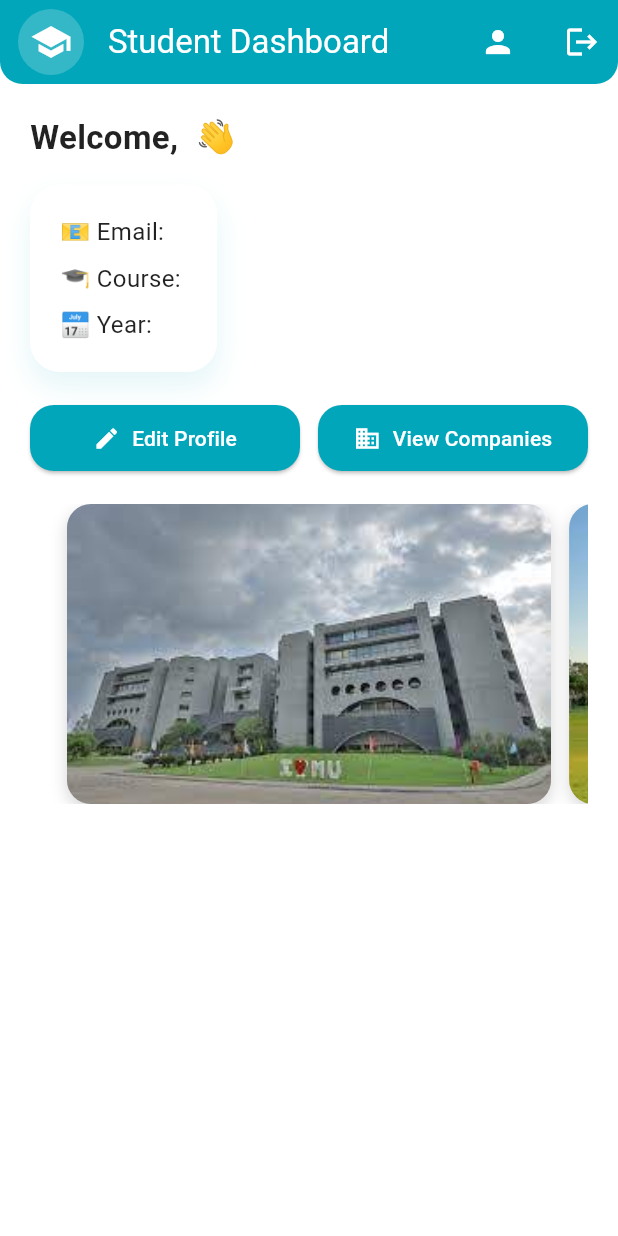
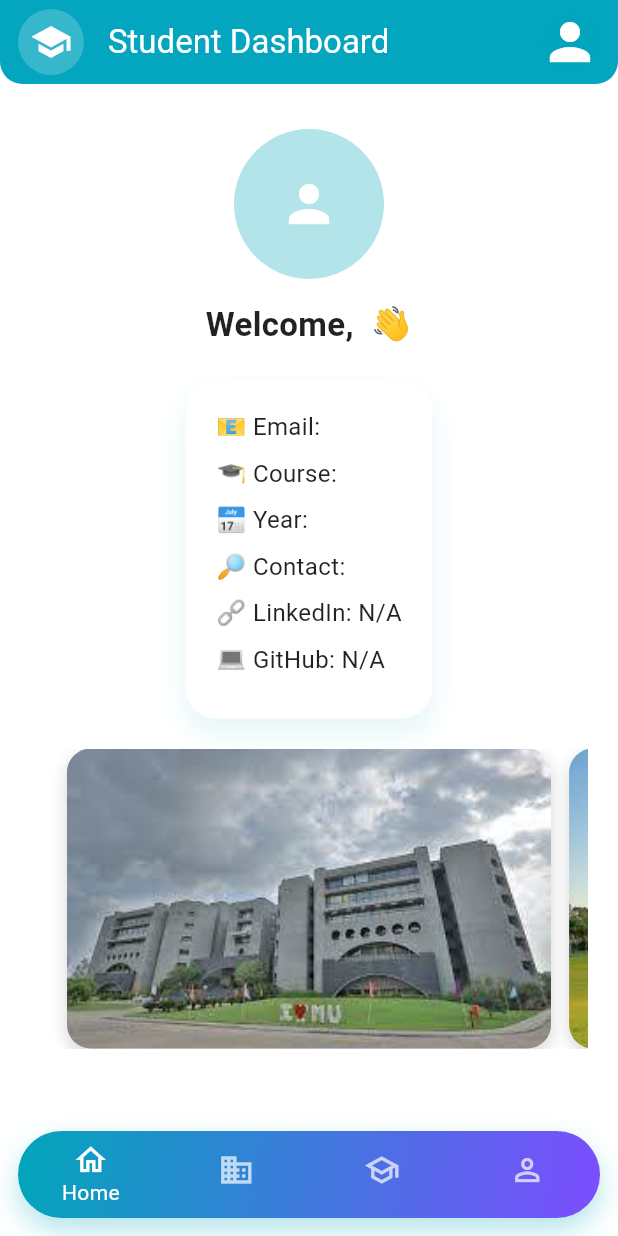
Before and after one commit to bhargavlimbani/mu_career_path, a Flutter app: the StudentDashboard screen opened by its route, on a phone screen of 412 x 824 dp. Run offline on Flutter 3.47's test engine with Material 3 defaults, Android fonts, the light colour scheme and no system bars; our stand-ins replace cloud_firestore, firebase_auth, firebase_core, firebase_storage, image_picker, open_filex and 1 more; accounts and stored records are empty.

Commit message:
bottom navigator changes

```diff
--- a/lib/screens/student_dashboard.dart
+++ b/lib/screens/student_dashboard.dart
@@ -2,6 +2,7 @@ import 'dart:async';
 import 'package:flutter/material.dart';
 import 'package:firebase_auth/firebase_auth.dart';
 import 'package:cloud_firestore/cloud_firestore.dart';
+import 'package:url_launcher/url_launcher.dart';
 import 'package:mu_career_pat_offline/services/auth_service.dart';
 import 'login_screen.dart';
 import 'edit_profile_screen.dart';
@@ -21,13 +22,14 @@ class _StudentDashboardState extends State<StudentDashboard> {
 
   Map<String, dynamic>? userData;
   bool _loading = true;
+  int _selectedIndex = 0;
 
-  // Carousel variables
   final List<String> photoAssets = [
     "assets/1.jpeg",
     "assets/7.jpeg",
-    "assets/13.jpeg",
+    "assets/13.jpg",
   ];
+
   late PageController _pageController;
   int _currentPage = 0;
   Timer? _timer;
@@ -38,12 +40,10 @@ class _StudentDashboardState extends State<StudentDashboard> {
     _fetchUserData();
 
     _pageController = PageController(initialPage: 0, viewportFraction: 0.9);
-
-    // Circular auto-scroll
     _timer = Timer.periodic(const Duration(seconds: 3), (timer) {
       if (!mounted) return;
       if (_pageController.hasClients) {
-        _currentPage = (_currentPage + 1) % photoAssets.length; // circular
+        _currentPage = (_currentPage + 1) % photoAssets.length;
         _pageController.animateToPage(
           _currentPage,
           duration: const Duration(milliseconds: 500),
@@ -95,97 +95,60 @@ class _StudentDashboardState extends State<StudentDashboard> {
     }
   }
 
-  Widget _buildProfileAvatar() {
-    final photoPath = userData?['photoPath'];
+  Widget _buildProfileAvatar({double radius = 45}) {
+    final photoUrl = userData?['photoUrl'];
     final imageProvider =
-    photoPath != null && photoPath.isNotEmpty ? NetworkImage(photoPath) : null;
+        (photoUrl != null && photoUrl.isNotEmpty) ? NetworkImage(photoUrl) : null;
 
-    return GestureDetector(
-      onTap: () async {
-        if (userData != null) {
-          final result = await Navigator.push(
-            context,
-            MaterialPageRoute(
-              builder: (_) => EditProfileScreen(userData: userData!),
-            ),
-          );
-          if (result == true) _fetchUserData();
-        }
-      },
-      child: CircleAvatar(
-        radius: 20,
+    return CircleAvatar(
+      radius: radius,
       backgroundColor: AppTheme.primaryColor.withOpacity(0.3),
       backgroundImage: imageProvider,
-        child: imageProvider == null ? const Icon(Icons.person) : null,
-      ),
+      child: imageProvider == null
+          ? const Icon(Icons.person, color: Colors.white, size: 40)
+          : null,
     );
   }
 
-  @override
-  Widget build(BuildContext context) {
-    return Scaffold(
-      backgroundColor: AppTheme.secondaryColor,
-      appBar: AppBar(
-        title: const Text('Student Dashboard'),
-        backgroundColor: AppTheme.primaryColor,
-        elevation: 0,
-        shape: const RoundedRectangleBorder(
-          borderRadius: BorderRadius.vertical(bottom: Radius.circular(15)),
-        ),
-        leading: Padding(
-          padding: const EdgeInsets.only(left: 12.0),
-          child: Container(
-            padding: const EdgeInsets.all(4),
-            decoration: BoxDecoration(
-              color: Colors.white.withOpacity(0.2),
-              shape: BoxShape.circle,
-            ),
-            child: const Icon(Icons.school, size: 28),
-          ),
-        ),
-        actions: [
-          if (!_loading && userData != null)
-            Padding(
-              padding: const EdgeInsets.only(right: 12.0),
-              child: _buildProfileAvatar(),
-            ),
-          IconButton(
-            icon: const Icon(Icons.logout),
-            onPressed: () => _logout(context),
-          ),
-        ],
-      ),
-      body: _loading
-          ? const Center(child: CircularProgressIndicator())
-          : userData == null
-          ? const Center(
-        child: Text(
-          'No user data found.\nPlease register or try logging in again.',
-          textAlign: TextAlign.center,
-          style: TextStyle(fontSize: 16, color: Colors.black87),
-        ),
-      )
-          : SingleChildScrollView(
+  Future<void> _openLink(String url) async {
+    final Uri uri = Uri.parse(url);
+    if (await canLaunchUrl(uri)) {
+      await launchUrl(uri, mode: LaunchMode.externalApplication);
+    } else {
+      ScaffoldMessenger.of(context).showSnackBar(
+        SnackBar(content: Text("Could not open $url")),
+      );
+    }
+  }
+
+  // ---------------------------- SCREENS ----------------------------
+
+  Widget _buildHomeScreen() {
+    if (userData == null) {
+      return const Center(child: CircularProgressIndicator());
+    }
+
+    return SingleChildScrollView(
       padding: const EdgeInsets.all(20),
       child: Column(
-          crossAxisAlignment: CrossAxisAlignment.start,
+        crossAxisAlignment: CrossAxisAlignment.center,
         children: [
-            // Welcome Header
+          const SizedBox(height: 10),
+          _buildProfileAvatar(radius: 50),
+          const SizedBox(height: 15),
           Text(
-              "Welcome, ${userData!['name'] ?? 'Student'} 👋",
+            "Welcome, ${userData?['name'] ?? 'Student'} 👋",
             style: const TextStyle(
               fontSize: 22,
               fontWeight: FontWeight.bold,
               color: Colors.black87,
             ),
           ),
-            const SizedBox(height: 15),
-
-            // User Info Card
+          const SizedBox(height: 20),
           Container(
             padding: const EdgeInsets.all(20),
             decoration: BoxDecoration(
-                color: AppTheme.secondaryColor,
+              color: Colors.white,
               borderRadius: BorderRadius.circular(20),
               boxShadow: [
                 BoxShadow(
@@ -198,82 +161,16 @@ class _StudentDashboardState extends State<StudentDashboard> {
             child: Column(
               crossAxisAlignment: CrossAxisAlignment.start,
               children: [
-                  Text(
-                    "📧 Email: ${userData!['email'] ?? 'N/A'}",
-                    style: const TextStyle(
-                        fontSize: 16, color: Colors.black87),
-                  ),
-                  const SizedBox(height: 8),
-                  Text(
-                    "🎓 Course: ${userData!['course'] ?? 'N/A'}",
-                    style: const TextStyle(
-                        fontSize: 16, color: Colors.black87),
-                  ),
-                  const SizedBox(height: 8),
-                  Text(
-                    "📅 Year: ${userData!['year'] ?? 'N/A'}",
-                    style: const TextStyle(
-                        fontSize: 16, color: Colors.black87),
-                  ),
+                _infoTile("📧 Email", userData?['email']),
+                _infoTile("🎓 Course", userData?['course']),
+                _infoTile("📅 Year", userData?['year']),
+                _infoTile("🔎 Contact", userData?['contact']),
+                _linkTile("🔗 LinkedIn", userData?['linkedin']),
+                _linkTile("💻 GitHub", userData?['github']),
               ],
             ),
           ),
           const SizedBox(height: 20),
-
-            // Buttons
-            Row(
-              children: [
-                Expanded(
-                  child: ElevatedButton.icon(
-                    onPressed: () async {
-                      final result = await Navigator.push(
-                        context,
-                        MaterialPageRoute(
-                          builder: (_) =>
-                              EditProfileScreen(userData: userData!),
-                        ),
-                      );
-                      if (result == true) _fetchUserData();
-                    },
-                    icon: const Icon(Icons.edit),
-                    label: const Text("Edit Profile"),
-                    style: ElevatedButton.styleFrom(
-                      backgroundColor: AppTheme.primaryColor,
-                      shape: RoundedRectangleBorder(
-                        borderRadius: BorderRadius.circular(16),
-                      ),
-                      padding:
-                      const EdgeInsets.symmetric(vertical: 12),
-                    ),
-                  ),
-                ),
-                const SizedBox(width: 12),
-                Expanded(
-                  child: ElevatedButton.icon(
-                    onPressed: () {
-                      Navigator.push(
-                        context,
-                        MaterialPageRoute(
-                            builder: (_) => ViewCompaniesScreen()),
-                      );
-                    },
-                    icon: const Icon(Icons.business),
-                    label: const Text("View Companies"),
-                    style: ElevatedButton.styleFrom(
-                      backgroundColor: AppTheme.primaryColor,
-                      shape: RoundedRectangleBorder(
-                        borderRadius: BorderRadius.circular(16),
-                      ),
-                      padding:
-                      const EdgeInsets.symmetric(vertical: 12),
-                    ),
-                  ),
-                ),
-              ],
-            ),
-            const SizedBox(height: 20),
-
-            // Horizontal Photo Carousel (circular)
           SizedBox(
             height: 200,
             child: PageView.builder(
@@ -282,9 +179,7 @@ class _StudentDashboardState extends State<StudentDashboard> {
               itemBuilder: (context, index) {
                 final circularIndex = index % photoAssets.length;
                 return Container(
-                    margin:
-                    const EdgeInsets.symmetric(horizontal: 6),
-                    width: double.infinity,
+                  margin: const EdgeInsets.symmetric(horizontal: 6),
                   decoration: BoxDecoration(
                     borderRadius: BorderRadius.circular(16),
                     image: DecorationImage(
@@ -305,6 +200,200 @@ class _StudentDashboardState extends State<StudentDashboard> {
           ),
         ],
       ),
+    );
+  }
+
+  Widget _infoTile(String label, String? value) {
+    return Padding(
+      padding: const EdgeInsets.only(bottom: 8.0),
+      child: Text(
+        "$label: ${value ?? 'N/A'}",
+        style: const TextStyle(fontSize: 16, color: Colors.black87),
+      ),
+    );
+  }
+
+  Widget _linkTile(String label, String? url) {
+    if (url == null || url.isEmpty) {
+      return _infoTile(label, "N/A");
+    }
+    return InkWell(
+      onTap: () => _openLink(url),
+      child: Padding(
+        padding: const EdgeInsets.only(bottom: 8.0),
+        child: Text(
+          "$label: $url",
+          style: const TextStyle(
+            fontSize: 16,
+            color: Colors.blueAccent,
+            decoration: TextDecoration.underline,
+          ),
+        ),
+      ),
+    );
+  }
+
+  Widget _buildCompanyScreen() => ViewCompaniesScreen();
+
+  Widget _buildAcademyScreen() {
+    return const Center(
+      child: Column(
+        mainAxisAlignment: MainAxisAlignment.center,
+        children: [
+          Icon(Icons.school, size: 80, color: Colors.grey),
+          SizedBox(height: 16),
+          Text(
+            "Academy Details Coming Soon",
+            style: TextStyle(fontSize: 18, color: Colors.black54),
+          ),
+        ],
+      ),
+    );
+  }
+
+  Widget _buildProfileScreen() {
+    if (userData == null) {
+      return const Center(child: CircularProgressIndicator());
+    }
+
+    return Padding(
+      padding: const EdgeInsets.all(30),
+      child: Column(
+        mainAxisAlignment: MainAxisAlignment.center,
+        children: [
+          ElevatedButton.icon(
+            onPressed: () async {
+              if (userData != null) {
+                await Navigator.push(
+                  context,
+                  MaterialPageRoute(
+                    builder: (_) => EditProfileScreen(userData: userData!),
+                  ),
+                );
+                _fetchUserData();
+              }
+            },
+            icon: const Icon(Icons.edit),
+            label: const Text("Edit Profile"),
+            style: ElevatedButton.styleFrom(
+              backgroundColor: AppTheme.primaryColor,
+              padding: const EdgeInsets.symmetric(vertical: 14, horizontal: 28),
+              shape: RoundedRectangleBorder(
+                borderRadius: BorderRadius.circular(16),
+              ),
+            ),
+          ),
+          const SizedBox(height: 20),
+          ElevatedButton.icon(
+            onPressed: () => _logout(context),
+            icon: const Icon(Icons.logout),
+            label: const Text("Logout"),
+            style: ElevatedButton.styleFrom(
+              backgroundColor: Colors.redAccent,
+              padding: const EdgeInsets.symmetric(vertical: 14, horizontal: 28),
+              shape: RoundedRectangleBorder(
+                borderRadius: BorderRadius.circular(16),
+              ),
+            ),
+          ),
+        ],
+      ),
+    );
+  }
+
+  // ---------------------------- MAIN BUILD ----------------------------
+
+  @override
+  Widget build(BuildContext context) {
+    final screens = [
+      _buildHomeScreen(),
+      _buildCompanyScreen(),
+      _buildAcademyScreen(),
+      _buildProfileScreen(),
+    ];
+
+    return Scaffold(
+      backgroundColor: AppTheme.secondaryColor,
+      appBar: AppBar(
+        title: const Text('Student Dashboard'),
+        backgroundColor: AppTheme.primaryColor,
+        elevation: 4,
+        shape: const RoundedRectangleBorder(
+          borderRadius: BorderRadius.vertical(bottom: Radius.circular(15)),
+        ),
+        leading: Padding(
+          padding: const EdgeInsets.only(left: 12.0),
+          child: Container(
+            padding: const EdgeInsets.all(4),
+            decoration: BoxDecoration(
+              color: Colors.white.withOpacity(0.2),
+              shape: BoxShape.circle,
+            ),
+            child: const Icon(Icons.school, size: 28),
+          ),
+        ),
+        actions: [
+          if (!_loading && userData != null)
+            Padding(
+              padding: const EdgeInsets.only(right: 12.0),
+              child: _buildProfileAvatar(radius: 20),
+            ),
+        ],
+      ),
+      body: _loading
+          ? const Center(child: CircularProgressIndicator())
+          : (userData == null)
+              ? const Center(
+                  child: Text(
+                    'No user data found.\nPlease register or try logging in again.',
+                    textAlign: TextAlign.center,
+                    style: TextStyle(fontSize: 16, color: Colors.black87),
+                  ),
+                )
+              : screens[_selectedIndex],
+
+      // 🔥 Floating Navigation Bar
+      bottomNavigationBar: Container(
+        margin: const EdgeInsets.all(12),
+        decoration: BoxDecoration(
+          gradient: LinearGradient(
+            colors: [AppTheme.primaryColor, Colors.deepPurpleAccent],
+            begin: Alignment.topLeft,
+            end: Alignment.bottomRight,
+          ),
+          borderRadius: BorderRadius.circular(30),
+          boxShadow: [
+            BoxShadow(
+              color: AppTheme.primaryColor.withOpacity(0.3),
+              blurRadius: 15,
+              offset: const Offset(0, 8),
+            ),
+          ],
+        ),
+        child: ClipRRect(
+          borderRadius: BorderRadius.circular(30),
+          child: BottomNavigationBar(
+            currentIndex: _selectedIndex,
+            backgroundColor: Colors.transparent,
+            selectedItemColor: Colors.white,
+            unselectedItemColor: Colors.white70,
+            showSelectedLabels: true,
+            showUnselectedLabels: false,
+            elevation: 0,
+            type: BottomNavigationBarType.fixed,
+            onTap: (index) => setState(() => _selectedIndex = index),
+            items: const [
+              BottomNavigationBarItem(
+                  icon: Icon(Icons.home_outlined), label: 'Home'),
+              BottomNavigationBarItem(
+                  icon: Icon(Icons.business_outlined), label: 'Company'),
+              BottomNavigationBarItem(
+                  icon: Icon(Icons.school_outlined), label: 'Academy'),
+              BottomNavigationBarItem(
+                  icon: Icon(Icons.person_outline), label: 'Profile'),
+            ],
+          ),
+        ),
       ),
     );
   }
```
Also changed, not shown: lib/screens/edit_profile_screen.dart (+138 -54 lines), lib/services/auth_service.dart (+57 -6 lines), pubspec.yaml (+4 -3 lines), pubspec.lock, 3 other files. Lines whose indentation alone changed are shown as unchanged.
